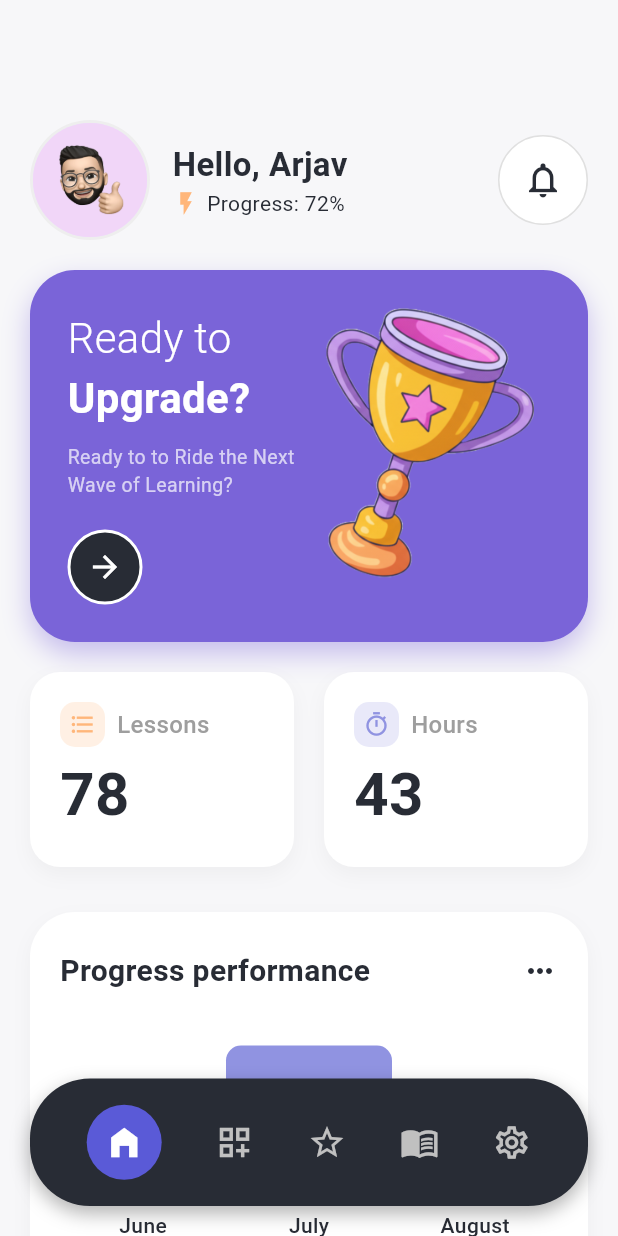
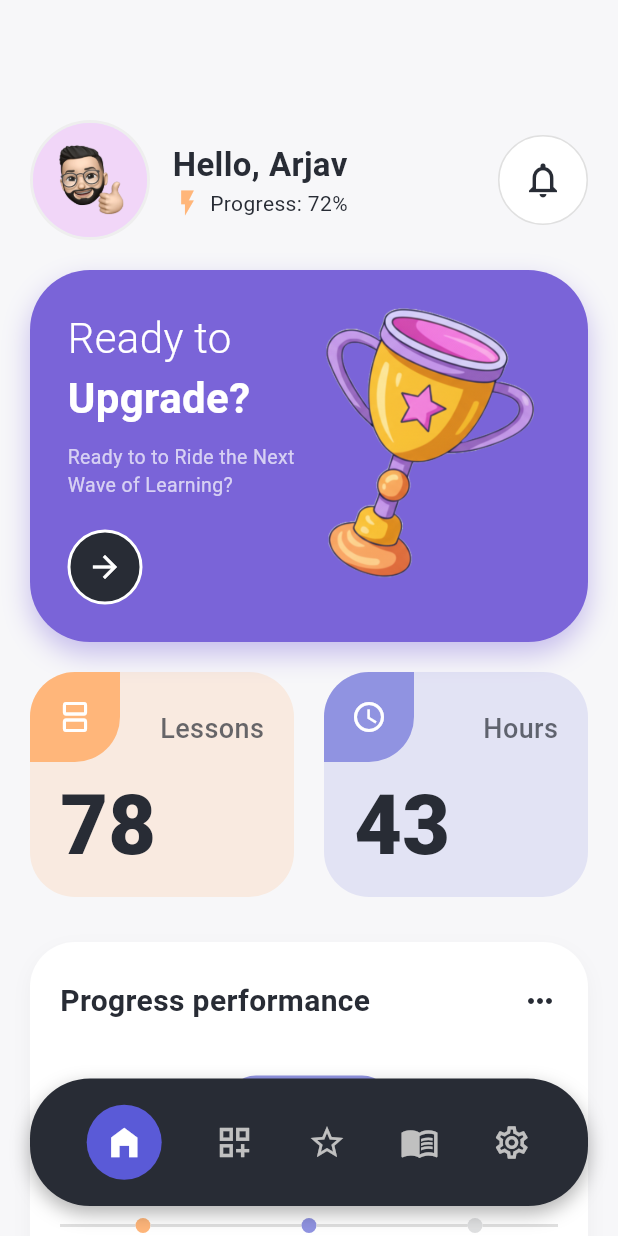
Before and after one commit to Arjav-07/grade_learn, a Flutter app: the screen it shows after launch, on a phone screen of 412 x 824 dp. Run offline on Flutter 3.47's test engine with Material 3 defaults, Android fonts, the phone set to English and light mode, and no system bars.

Commit message:
HOME PAGE

```diff
--- a/lib/pages/home_page.dart
+++ b/lib/pages/home_page.dart
@@ -1,5 +1,3 @@
-// --- HOME PAGE IMPLEMENTATION ---
-
 // Define the custom color palette from the image
 import 'package:flutter/material.dart';
 import 'package:grade_learn/widgets/navbar.dart';
@@ -47,7 +45,7 @@
                       const SizedBox(height: 20),
                       _buildOlympiadCard(),
                       const SizedBox(height: 20),
-                      _buildStatsRow(),
+                      _buildStatsRow(), // This uses the new themed card
                       const SizedBox(height: 30),
                       _buildProgressPerformanceCard(),
                       // Extra space to prevent content from being hidden behind the NavBar
@@ -106,7 +104,7 @@
                   children: const [
                     Icon(
                       Icons.flash_on,
-                      size: 18,
+                      size: 20,
                       color: kLightOrangeColor,
                     ),
                     SizedBox(width: 5),
@@ -148,7 +146,7 @@
       padding: const EdgeInsets.all(25.0),
       decoration: BoxDecoration(
         color: kPurpleCardColor,
-        borderRadius: BorderRadius.circular(30),
+        borderRadius: BorderRadius.circular(40),
         boxShadow: [
           BoxShadow(
             color: kPurpleCardColor.withOpacity(0.4),
@@ -223,58 +221,81 @@
     );
   }
 
-  Widget _buildStatCard({
+  // --- NEW WIDGET IMPLEMENTATION FOR THE IMAGE THEME ---
+  Widget _buildThemedStatCard({
     required String title,
     required String value,
-    required Color color,
+    required Color cardColor,
+    required Color iconAccentColor,
     required IconData icon,
   }) {
+    // Determine text color based on the card color (using a light text for the light-colored cards)
+    final Color textColor = kDarkTextColor;
+
     return Expanded(
       child: Container(
-        padding: const EdgeInsets.all(20),
-        height: 130, // Fixed height for alignment
+        height: 150, // Fixed height for visual consistency
         decoration: BoxDecoration(
+          color: cardColor.withOpacity(0.2), // Use a very light tint of the accent color for the main body
+          borderRadius: BorderRadius.circular(30),
+        ),
+        child: Stack(
+          children: [
+            // Top-left accent shape for the icon
+            Positioned(
+              top: 0,
+              left: 0,
+              child: Container(
+                width: 60,
+                height: 60,
+                decoration: BoxDecoration(
+                  color: iconAccentColor,
+                  borderRadius: const BorderRadius.only(
+                    topLeft: Radius.circular(30),
+                    bottomRight: Radius.circular(30),
+                  ),
+                ),
+                child: Padding(
+                  padding: const EdgeInsets.all(12.0),
+                  child: Icon(
+                    icon,
                     color: Colors.white,
-          borderRadius: BorderRadius.circular(20),
-          boxShadow: [
-            BoxShadow(
-              color: Colors.grey.withOpacity(0.1),
-              blurRadius: 10,
-              offset: const Offset(0, 5),
+                    size: 24
                   ),
-          ],
                 ),
+              ),
+            ),
+
+            Padding(
+              padding: const EdgeInsets.only(left: 20.0, top: 20.0, right: 20.0, bottom: 20.0),
               child: Column(
                 crossAxisAlignment: CrossAxisAlignment.start,
-          mainAxisAlignment: MainAxisAlignment.spaceBetween,
                 children: [
-            Row(
-              children: [
-                Container(
-                  padding: const EdgeInsets.all(6),
-                  decoration: BoxDecoration(
-                    color: color.withOpacity(0.2),
-                    borderRadius: BorderRadius.circular(10),
+                  const SizedBox(height: 5), // Spacer to push the title down
+                  // Title Text
+                  Align(
+                    alignment: Alignment.topRight,
+                    child: Text(
+                      title,
+                      style: TextStyle(
+                        fontSize: 18,
+                        fontWeight: FontWeight.w500,
+                        color: textColor.withOpacity(0.7),
                       ),
-                  child: Icon(icon, color: color, size: 18),
                     ),
-                const SizedBox(width: 8),
+                  ),
+                  const Spacer(),
+                  // Value Text
                   Text(
-                  title,
-                  style: const TextStyle(
-                    fontSize: 16,
-                    color: Colors.grey,
-                    fontWeight: FontWeight.w500,
+                    value,
+                    style: TextStyle(
+                      fontSize: 55,
+                      fontWeight: FontWeight.w900,
+                      color: textColor,
+                      height: 1.0, // Tighter line height
                     ),
                   ),
                 ],
-            ),
-            Text(
-              value,
-              style: const TextStyle(
-                fontSize: 40,
-                fontWeight: FontWeight.bold,
-                color: kDarkTextColor,
               ),
             ),
           ],
@@ -283,21 +304,32 @@
     );
   }
 
+  // UPDATED WIDGET TO USE THE THEMED CARDS
   Widget _buildStatsRow() {
+    // The main card color will be the lightened background color
+    const Color orangeCardBg = Color(0xFFFFEFE3);
+    const Color purpleCardBg = Color(0xFFEFE8FF);
+
 return Row(
       children: [
-        _buildStatCard(
+        Expanded(
+          child: _buildThemedStatCard(
             title: 'Lessons',
             value: '78',
-          color: kLightOrangeColor,
-          icon: Icons.format_list_bulleted,
+            cardColor: kLightOrangeColor,
+            iconAccentColor: kLightOrangeColor,
+            icon: Icons.splitscreen,
+          ),
         ),
         const SizedBox(width: 20),
-        _buildStatCard(
+        Expanded(
+          child: _buildThemedStatCard(
             title: 'Hours',
             value: '43',
-          color: kLightPurpleColor,
-          icon: Icons.timer_outlined,
+            cardColor: kLightPurpleColor,
+            iconAccentColor: kLightPurpleColor,
+            icon: Icons.watch_later_outlined,
+          ),
         ),
       ],
     );
@@ -381,7 +413,7 @@
               height: 100 * percentage, // Dynamic height based on percentage
               decoration: BoxDecoration(
                 color: color,
-                borderRadius: BorderRadius.circular(10),
+                borderRadius: BorderRadius.circular(20),
               ),
             ),
           ),
```
Lines whose indentation alone changed are shown as unchanged.
